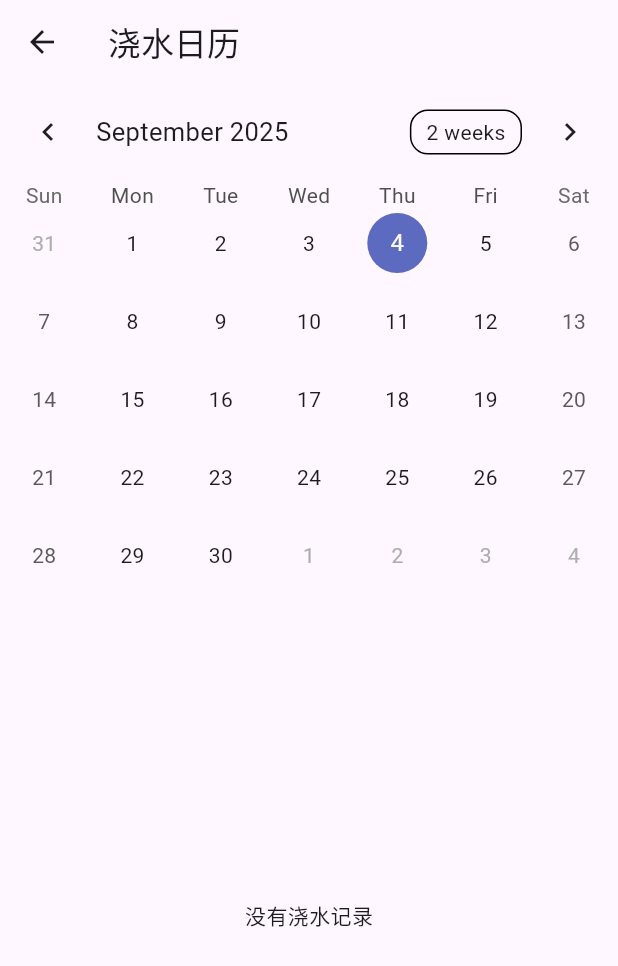
After one commit to sickX/plant_fit, a Flutter app: the screen it shows after launch, after a tap on the "calendar today" icon, on a phone screen of 412 x 824 dp. The commit adds this screen. Shown: the top 966 px of the screen. Run offline on Flutter 3.47's test engine with Material 3 defaults, Android fonts, the phone set to English and light mode, and no system bars; drawn by our look-alikes of table_calendar; our stand-ins replace flutter_local_notifications, image_picker, sqflite_common_ffi, timezone; accounts and stored records are empty.

Commit message:
edit_history and calendar added.

```diff
--- a/lib/main.dart
+++ b/lib/main.dart
@@ -3,7 +3,9 @@ import 'package:flutter/material.dart';
 import 'package:flutter_localizations/flutter_localizations.dart';
 import 'package:path/path.dart';
 import 'package:path_provider/path_provider.dart';
+import 'package:plant_fit/action/edit_history_page.dart';
 import 'package:plant_fit/notification/notification_service.dart';
+import 'package:plant_fit/view/calendar_page.dart';
 import 'package:sqflite_common_ffi/sqflite_ffi.dart';
 import 'package:uuid/uuid.dart';
 import 'dart:async';
@@ -102,6 +104,7 @@ class WaterHistory {
       'plantId': plantId,
       'waterDate': waterDate.toIso8601String(),
       'notes': notes,
+      'imagePath': imagePath, // 新增
     };
   }
 
@@ -110,6 +113,7 @@ class WaterHistory {
       plantId: map['plantId'],
       waterDate: DateTime.parse(map['waterDate']),
       notes: map['notes'],
+      imagePath: map['imagePath'] ?? '', // 新增
     );
   }
 }
@@ -129,7 +133,7 @@ class DatabaseHelper {
     // String databasesPath = await getDatabasesPath();
     String path = join(documentsDirectory.path, 'plants.db');
 
-    var db = await openDatabase(path, version: 2, onCreate: _onCreate, onUpgrade: _onUpgrade);
+    var db = await openDatabase(path, version: 3, onCreate: _onCreate, onUpgrade: _onUpgrade);
     return db;
   }
 
@@ -169,6 +173,12 @@ class DatabaseHelper {
           notes TEXT,
           FOREIGN KEY (plantId) REFERENCES plants (id) ON DELETE CASCADE
         )
+      ''');
+    }
+
+    if (newVersion >= 3) {
+      await db.execute('''
+        ALTER TABLE water_history ADD COLUMN imagePath TEXT;
       ''');
     }
   }
@@ -224,12 +234,20 @@ class DatabaseHelper {
     var dbClient = await db;
     List<Map> maps = await dbClient.query(
       'water_history',
-      columns: ['id', 'plantId', 'waterDate', 'notes'],
+      columns: ['id', 'plantId', 'waterDate', 'notes', 'imagePath'],
       where: 'plantId = ?',
       whereArgs: [plantId],
       orderBy: 'waterDate DESC',
     );
+    return maps.map((map) => WaterHistory.fromMap(map)).toList();
+  }
 
+  Future<List<WaterHistory>> getWaterHistoryAll() async {
+    var dbClient = await db;
+    List<Map> maps = await dbClient.query(
+      'water_history',
+      columns: ['id', 'plantId', 'waterDate', 'notes', 'imagePath'],
+    );
     return maps.map((map) => WaterHistory.fromMap(map)).toList();
   }
 
@@ -241,6 +259,16 @@ class DatabaseHelper {
       whereArgs: [id],
     );
   }
+
+  Future<int> updateWaterHistory(WaterHistory history) async {
+  var dbClient = await db;
+  return await dbClient.update(
+    'water_history',
+    history.toMap(),
+    where: 'plantId = ?',
+    whereArgs: [history.plantId],
+  );
+}
 }
 
 // 主页面
@@ -253,12 +281,14 @@ class HomePage extends StatefulWidget {
 
 class _HomePageState extends State<HomePage> {
   List<Plant> plants = [];
+  List<WaterHistory> waterHistory = [];
   DatabaseHelper dbHelper = DatabaseHelper();
 
   @override
   void initState() {
     super.initState();
     _loadPlants();
+    _loadWaterHistory();
   }
 
   _loadPlants() async {
@@ -268,11 +298,34 @@ class _HomePageState extends State<HomePage> {
     });
   }
 
+  _loadWaterHistory() async {
+    List<WaterHistory> history = await dbHelper.getWaterHistoryAll();
+    setState(() {
+      waterHistory = history;
+    });
+  }
+
   @override
   Widget build(BuildContext context) {
     return Scaffold(
       appBar: AppBar(
         title: Text('我的植物'),
+          actions: [
+            IconButton(
+              icon: Icon(Icons.calendar_today),
+              onPressed: () {
+                // 需要先获取所有浇水记录
+                Navigator.push(
+                  context,
+                  MaterialPageRoute(
+                    builder: (context) => CalendarPage(
+                      waterHistory: waterHistory, // 这里需要传递所有浇水记录
+                    ),
+                  ),
+                );
+              },
+            ),
+          ],
       ),
       body: plants.isEmpty
           ? Center(
@@ -639,9 +692,18 @@ class _PlantDetailPageState extends State<PlantDetailPage> {
                         subtitle: history.notes.isNotEmpty
                             ? Text(history.notes)
                             : null,
-                        trailing: IconButton(
-                          icon: Icon(Icons.delete, color: Colors.grey),
-                          onPressed: () => _deleteHistory(history.plantId),
+                        trailing: Row(
+                          mainAxisSize: MainAxisSize.min,
+                          children: [
+                            IconButton(
+                              icon: Icon(Icons.edit, color: Colors.grey),
+                              onPressed: () => _editHistory(history, context),
+                            ),
+                            IconButton(
+                              icon: Icon(Icons.delete, color: Colors.grey),
+                              onPressed: () => _deleteHistory(history.plantId),
+                            ),
+                          ]
                         ),
                       );
                     },
@@ -713,6 +775,22 @@ class _PlantDetailPageState extends State<PlantDetailPage> {
       },
     );
   }
+
+  // 添加编辑方法
+_editHistory(WaterHistory history, BuildContext context) async {
+  await Navigator.push(
+    context,
+    MaterialPageRoute(
+      builder: (context) => EditHistoryPage(
+        history: history,
+        onSave: (updatedHistory) async {
+          await dbHelper.updateWaterHistory(updatedHistory);
+          _loadWaterHistory();
+        },
+      ),
+    ),
+  );
+}
 
   _deleteHistory(String historyId) async {
     await dbHelper.deleteWaterHistory(historyId);
--- /dev/null
+++ b/lib/view/calendar_page.dart
@@ -0,0 +1,134 @@
+import 'package:flutter/material.dart';
+import 'package:plant_fit/main.dart';
+import 'package:table_calendar/table_calendar.dart';
+import 'package:intl/intl.dart';
+
+class CalendarPage extends StatefulWidget {
+  final List<WaterHistory> waterHistory;
+
+  CalendarPage({required this.waterHistory});
+
+  @override
+  _CalendarPageState createState() => _CalendarPageState();
+}
+
+class _CalendarPageState extends State<CalendarPage> {
+  CalendarFormat _calendarFormat = CalendarFormat.month;
+  DateTime _focusedDay = DateTime.now();
+  DateTime? _selectedDay;
+  Map<String, List<WaterHistory>> _events = {};
+
+  @override
+  void initState() {
+    super.initState();
+    _selectedDay = _focusedDay;
+    _groupEventsByDate();
+  }
+
+  void _groupEventsByDate() {
+    _events = {};
+    for (var history in widget.waterHistory) {
+      final day = _formatDateToDay(history.waterDate);
+      if (_events[day] == null) {
+        _events[day] = [];
+      }
+      _events[day]!.add(history);
+    }
+  }
+
+  List<WaterHistory> _getEventsForDay(DateTime? date) {
+    String day = _formatDateToDay(date);
+    return _events[day] ?? [];
+  }
+
+  String _formatDateToDay(DateTime? date) {
+    return '${date?.year}-${date?.month.toString().padLeft(2, '0')}-${date?.day.toString().padLeft(2, '0')}';
+  }
+
+  @override
+  Widget build(BuildContext context) {
+    return Scaffold(
+      appBar: AppBar(
+        title: Text('浇水日历'),
+      ),
+      body: Column(
+        children: [
+          TableCalendar<WaterHistory>(
+            firstDay: DateTime.utc(2020, 1, 1),
+            lastDay: DateTime.utc(2030, 12, 31),
+            focusedDay: _focusedDay,
+            calendarFormat: _calendarFormat,
+            eventLoader: _getEventsForDay,
+            selectedDayPredicate: (day) {
+              return isSameDay(_selectedDay, day);
+            },
+            onDaySelected: (selectedDay, focusedDay) {
+              setState(() {
+                _selectedDay = selectedDay;
+                _focusedDay = focusedDay;
+              });
+            },
+            onFormatChanged: (format) {
+              setState(() {
+                _calendarFormat = format;
+              });
+            },
+            onPageChanged: (focusedDay) {
+              _focusedDay = focusedDay;
+            },
+            calendarBuilders: CalendarBuilders(
+              markerBuilder: (context, date, events) {
+                if (events.isNotEmpty) {
+                  return Positioned(
+                    right: 1,
+                    bottom: 1,
+                    child: Container(
+                      padding: EdgeInsets.all(2),
+                      decoration: BoxDecoration(
+                        color: Colors.blue,
+                        shape: BoxShape.circle,
+                      ),
+                      child: Text(
+                        events.length.toString(),
+                        style: TextStyle(
+                          color: Colors.white,
+                          fontSize: 10,
+                        ),
+                      ),
+                    ),
+                  );
+                }
+                return null;
+              },
+            ),
+          ),
+          Expanded(
+            child: _buildEventList(),
+          ),
+        ],
+      ),
+    );
+  }
+
+  Widget _buildEventList() {
+    final events = _getEventsForDay(_selectedDay);
+
+    if (events.isEmpty) {
+      return Center(
+        child: Text('没有浇水记录'),
+      );
+    }
+
+    return ListView.builder(
+      itemCount: events.length,
+      itemBuilder: (context, index) {
+        final event = events[index];
+        return ListTile(
+          leading: Icon(Icons.water_drop, color: Colors.blue),
+          title: Text(DateFormat('HH:mm').format(event.waterDate)),
+          subtitle: event.notes.isNotEmpty ? Text(event.notes) : null,
+        );
+      },
+    );
+  }
+}
--- a/pubspec.yaml
+++ b/pubspec.yaml
@@ -41,10 +41,12 @@ dependencies:
   flutter_local_notifications: ^19.4.1
   timezone: ^0.10.1
   permission_handler: ^12.0.1
+  table_calendar: ^3.2.0
 
   # The following adds the Cupertino Icons font to your application.
   # Use with the CupertinoIcons class for iOS style icons.
   cupertino_icons: ^1.0.8
+  image_picker: ^1.2.0
 
 dev_dependencies:
   flutter_test:
```
Also changed, not shown: lib/action/edit_history_page.dart (added, +119 -0 lines), pubspec.lock, 4 other files.
